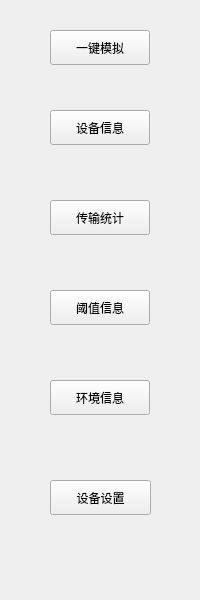
First picture: the form in IDC_TestSystem/IP-PDU/ip_toolbox/ip_simulationtoolwid.ui, repository ChinaClever/IDC_TestSystem, before the edit.
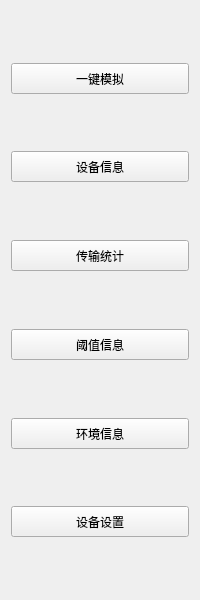
Second picture: the form after the edit.

What changed in the file:
```diff
--- a/IDC_TestSystem/IP-PDU/ip_toolbox/ip_simulationtoolwid.ui
+++ b/IDC_TestSystem/IP-PDU/ip_toolbox/ip_simulationtoolwid.ui
@@ -13,84 +13,177 @@
   <property name="windowTitle">
    <string>Form</string>
   </property>
-  <widget class="QPushButton" name="transBtn">
-   <property name="geometry">
-    <rect>
-     <x>50</x>
-     <y>200</y>
-     <width>100</width>
-     <height>35</height>
-    </rect>
-   </property>
-   <property name="text">
-    <string>传输统计</string>
-   </property>
-  </widget>
-  <widget class="QPushButton" name="settingBtn">
-   <property name="geometry">
-    <rect>
-     <x>50</x>
-     <y>480</y>
-     <width>101</width>
-     <height>35</height>
-    </rect>
-   </property>
-   <property name="text">
-    <string>设备设置</string>
-   </property>
-  </widget>
-  <widget class="QPushButton" name="mnTestBtn">
-   <property name="geometry">
-    <rect>
-     <x>50</x>
-     <y>30</y>
-     <width>100</width>
-     <height>35</height>
-    </rect>
-   </property>
-   <property name="text">
-    <string>一键模拟</string>
-   </property>
-  </widget>
-  <widget class="QPushButton" name="envBtn">
-   <property name="geometry">
-    <rect>
-     <x>50</x>
-     <y>380</y>
-     <width>100</width>
-     <height>35</height>
-    </rect>
-   </property>
-   <property name="text">
-    <string>环境信息</string>
-   </property>
-  </widget>
-  <widget class="QPushButton" name="devBtn">
-   <property name="geometry">
-    <rect>
-     <x>50</x>
-     <y>110</y>
-     <width>100</width>
-     <height>35</height>
-    </rect>
-   </property>
-   <property name="text">
-    <string>设备信息</string>
-   </property>
-  </widget>
-  <widget class="QPushButton" name="thresholdBtn">
-   <property name="geometry">
-    <rect>
-     <x>50</x>
-     <y>290</y>
-     <width>100</width>
-     <height>35</height>
-    </rect>
-   </property>
-   <property name="text">
-    <string>阈值信息</string>
-   </property>
-  </widget>
+  <layout class="QVBoxLayout" name="verticalLayout">
+   <item>
+    <spacer name="verticalSpacer">
+     <property name="orientation">
+      <enum>Qt::Vertical</enum>
+     </property>
+     <property name="sizeHint" stdset="0">
+      <size>
+       <width>20</width>
+       <height>40</height>
+      </size>
+     </property>
+    </spacer>
+   </item>
+   <item>
+    <widget class="QPushButton" name="mnTestBtn">
+     <property name="minimumSize">
+      <size>
+       <width>0</width>
+       <height>31</height>
+      </size>
+     </property>
+     <property name="text">
+      <string>一键模拟</string>
+     </property>
+    </widget>
+   </item>
+   <item>
+    <spacer name="verticalSpacer_2">
+     <property name="orientation">
+      <enum>Qt::Vertical</enum>
+     </property>
+     <property name="sizeHint" stdset="0">
+      <size>
+       <width>20</width>
+       <height>40</height>
+      </size>
+     </property>
+    </spacer>
+   </item>
+   <item>
+    <widget class="QPushButton" name="devBtn">
+     <property name="minimumSize">
+      <size>
+       <width>0</width>
+       <height>31</height>
+      </size>
+     </property>
+     <property name="text">
+      <string>设备信息</string>
+     </property>
+    </widget>
+   </item>
+   <item>
+    <spacer name="verticalSpacer_3">
+     <property name="orientation">
+      <enum>Qt::Vertical</enum>
+     </property>
+     <property name="sizeHint" stdset="0">
+      <size>
+       <width>20</width>
+       <height>40</height>
+      </size>
+     </property>
+    </spacer>
+   </item>
+   <item>
+    <widget class="QPushButton" name="transBtn">
+     <property name="minimumSize">
+      <size>
+       <width>0</width>
+       <height>31</height>
+      </size>
+     </property>
+     <property name="text">
+      <string>传输统计</string>
+     </property>
+    </widget>
+   </item>
+   <item>
+    <spacer name="verticalSpacer_4">
+     <property name="orientation">
+      <enum>Qt::Vertical</enum>
+     </property>
+     <property name="sizeHint" stdset="0">
+      <size>
+       <width>20</width>
+       <height>40</height>
+      </size>
+     </property>
+    </spacer>
+   </item>
+   <item>
+    <widget class="QPushButton" name="thresholdBtn">
+     <property name="minimumSize">
+      <size>
+       <width>0</width>
+       <height>31</height>
+      </size>
+     </property>
+     <property name="text">
+      <string>阈值信息</string>
+     </property>
+    </widget>
+   </item>
+   <item>
+    <spacer name="verticalSpacer_5">
+     <property name="orientation">
+      <enum>Qt::Vertical</enum>
+     </property>
+     <property name="sizeHint" stdset="0">
+      <size>
+       <width>20</width>
+       <height>40</height>
+      </size>
+     </property>
+    </spacer>
+   </item>
+   <item>
+    <widget class="QPushButton" name="envBtn">
+     <property name="minimumSize">
+      <size>
+       <width>0</width>
+       <height>31</height>
+      </size>
+     </property>
+     <property name="text">
+      <string>环境信息</string>
+     </property>
+    </widget>
+   </item>
+   <item>
+    <spacer name="verticalSpacer_6">
+     <property name="orientation">
+      <enum>Qt::Vertical</enum>
+     </property>
+     <property name="sizeHint" stdset="0">
+      <size>
+       <width>20</width>
+       <height>40</height>
+      </size>
+     </property>
+    </spacer>
+   </item>
+   <item>
+    <widget class="QPushButton" name="settingBtn">
+     <property name="minimumSize">
+      <size>
+       <width>0</width>
+       <height>31</height>
+      </size>
+     </property>
+     <property name="text">
+      <string>设备设置</string>
+     </property>
+    </widget>
+   </item>
+   <item>
+    <spacer name="verticalSpacer_7">
+     <property name="orientation">
+      <enum>Qt::Vertical</enum>
+     </property>
+     <property name="sizeHint" stdset="0">
+      <size>
+       <width>20</width>
+       <height>40</height>
+      </size>
+     </property>
+    </spacer>
+   </item>
+  </layout>
  </widget>
  <resources/>
  <connections/>
```
